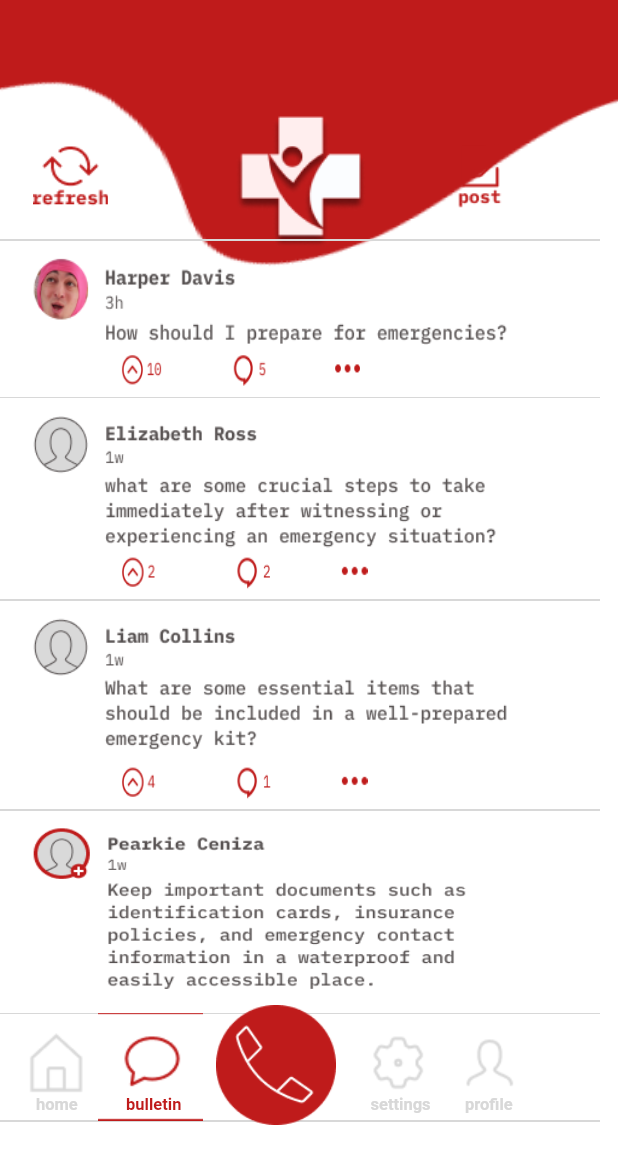
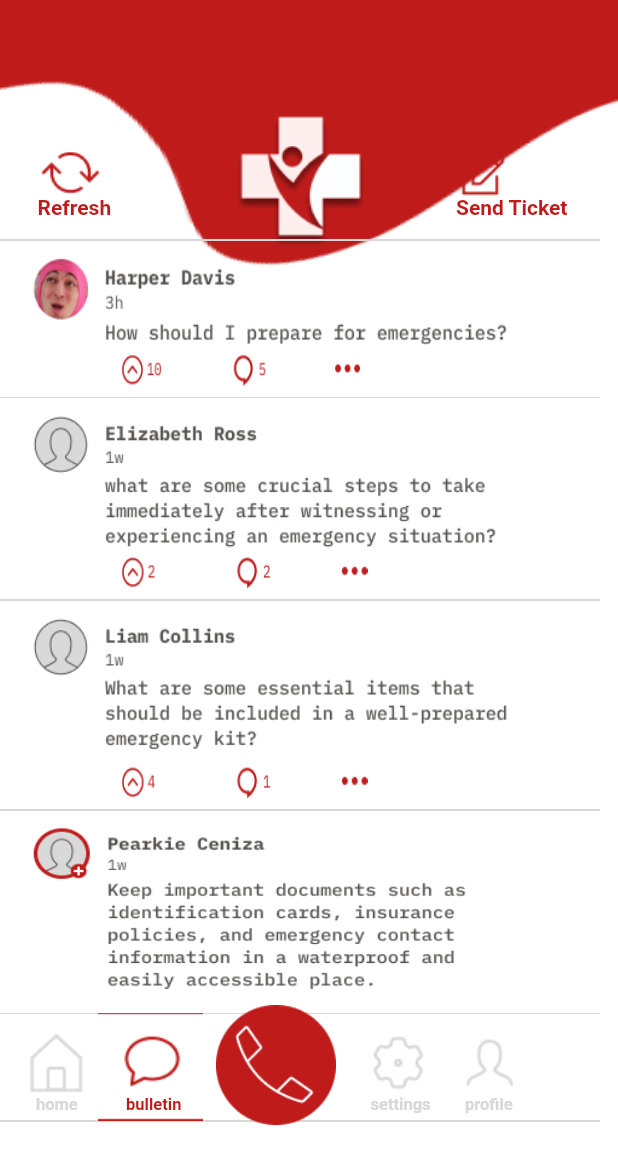
Before and after one commit to Lance-Abella/lifeline_assistance, a Flutter app: the BulletinPage screen opened directly, on a phone screen of 412 x 824 dp. Shown: the top 1164 px of the screen. Run offline on Flutter 3.47's test engine with Material 2 defaults, Android fonts, the phone set to English and light mode, and no system bars; our stand-ins replace video_player; missing offline and left inert: flutter_carousel_slider; Roboto replaces fonts that are missing (IBM Plex Mono).

Commit message:
finishing the routing and design

```diff
--- a/lib/pages/bulletin_page.dart
+++ b/lib/pages/bulletin_page.dart
@@ -54,25 +54,54 @@ class BulletinPage extends StatelessWidget {
                   width: 50,
                   margin: EdgeInsets.only(left: 22, top: 90),
                   child: Image(
-                    image: AssetImage("assets/refresh.png"),
-                    fit: BoxFit.cover,
+                    image: AssetImage("assets/rotate.png"),
                   ),
                 ),
               ),
+
+              Container(
+                  margin: EdgeInsets.only(left: 25, top: 130),
+                  child: Text(
+                    "Refresh",
+                    style: TextStyle(
+                      color: Color.fromRGBO(191, 27, 27, 1),
+                      fontFamily: "IBM Plex Mono",
+                      fontSize: 14,
+                      fontWeight: FontWeight.w600,
+                    ),
+                  ),
+                ),
 
               GestureDetector(
                 onTap: () {
 
                   _showPostDialog(context);
                 },
-                child: Container(
-                  height: 47,
-                  width: 35,
-                  margin: EdgeInsets.only(left: 305, top: 92),
-                  child: Image(
-                    image: AssetImage("assets/post.png"),
-                    fit: BoxFit.cover,
+                child: Stack(
+                  children: [
+                    Container(
+                    height: 47,
+                    width: 35,
+                    margin: EdgeInsets.only(left: 305, top: 92),
+                    child: Image(
+                      image: AssetImage("assets/new.png"),
+                    ),
                   ),
+
+
+                    Container(
+                      margin: EdgeInsets.only(left: 304, top: 130),
+                      child: Text(
+                        "Send Ticket",
+                        style: TextStyle(
+                          color: Color.fromRGBO(191, 27, 27, 1),
+                          fontFamily: "IBM Plex Mono",
+                          fontSize: 14,
+                          fontWeight: FontWeight.w600,
+                        ),
+                      ),
+                    ),
+                  ]
                 ),
               ),
 
--- a/lib/pages/home_page.dart
+++ b/lib/pages/home_page.dart
@@ -51,7 +51,11 @@ class _HomepageState extends State<Homepage> {
   Widget build(BuildContext context) {
     return Scaffold(
       body: GestureDetector(
-        onHorizontalDragStart: (details) => Navigator.of(context).push(MaterialPageRoute(builder: (context) =>BulletinPage())),
+         onHorizontalDragEnd: (details) {
+          if (details.primaryVelocity! < 0) {
+            Navigator.of(context).push(MaterialPageRoute(builder: (context) => BulletinPage()));
+          }
+        },
         child: Container(
           color: Colors.white,
           child: Stack(
--- a/lib/pages/profile_page.dart
+++ b/lib/pages/profile_page.dart
@@ -14,7 +14,11 @@ class ProfilePage extends StatelessWidget {
     return Scaffold(
       backgroundColor: Colors.white,
       body: GestureDetector(
-        onHorizontalDragEnd: (details) => Navigator.of(context).push(MaterialPageRoute(builder: (context) =>SettingsPage())),
+         onHorizontalDragEnd: (details) {
+          if (details.primaryVelocity! > 0) {
+            Navigator.of(context).push(MaterialPageRoute(builder: (context) => SettingsPage()));
+          }
+        },
         child: Container(
           child: Stack(
             children: [
```
Also changed, not shown: lib/pages/splash_screen.dart (+42 -6 lines), assets/new.png (added), assets/rotate.png (added), assets/splashlogo.png (added).
